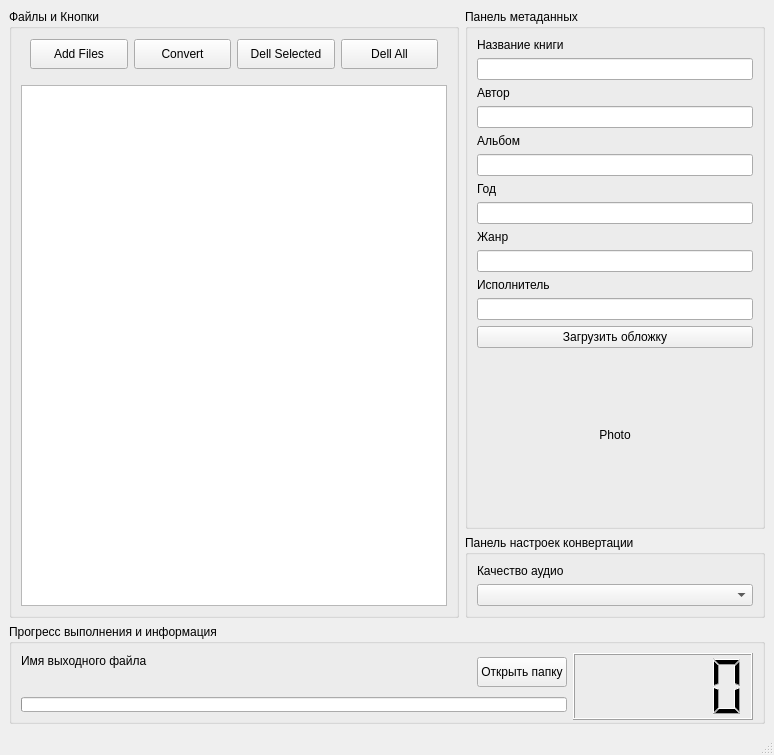
This is gui/gui.ui in Alexploy777/audiobook_maker as Qt 5 draws it before an edit. The edited form follows.
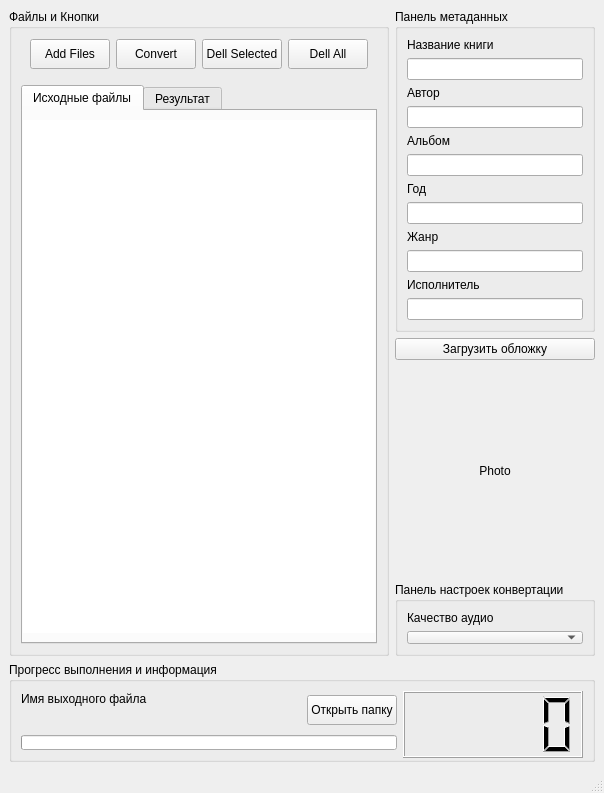
This is the edited form.

Commit message: удалил лишние gui

Patch:
```diff
--- a/gui/gui.ui
+++ b/gui/gui.ui
@@ -6,18 +6,211 @@
    <rect>
     <x>0</x>
     <y>0</y>
-       <width>774</width>
-       <height>755</height>
+       <width>584</width>
+       <height>793</height>
    </rect>
   </property>
   <property name="windowTitle">
    <string>MainWindow</string>
   </property>
   <widget class="QWidget" name="centralwidget">
+      <layout class="QVBoxLayout" name="verticalLayout_12">
+          <item>
+              <layout class="QGridLayout" name="gridLayout_2" columnstretch="6,0">
+                  <item row="4" column="0" colspan="2">
+                      <widget class="QGroupBox" name="ControlPanel">
+                          <property name="minimumSize">
+                              <size>
+                                  <width>0</width>
+                                  <height>100</height>
+                              </size>
+                          </property>
+                          <property name="maximumSize">
+                              <size>
+                                  <width>16777215</width>
+                                  <height>100</height>
+                              </size>
+                          </property>
+                          <property name="title">
+                              <string>Прогресс выполнения и информация</string>
+                          </property>
+                          <layout class="QGridLayout" name="gridLayout_4" columnstretch="5,0,0">
+                              <item row="2" column="0" colspan="2">
+                                  <widget class="QProgressBar" name="progressBar">
+                                      <property name="value">
+                                          <number>0</number>
+                                      </property>
+                                      <property name="textVisible">
+                                          <bool>false</bool>
+                                      </property>
+                                  </widget>
+                              </item>
+                              <item row="0" column="2" rowspan="3">
+                                  <widget class="QLCDNumber" name="lcdNumber">
+                                      <property name="minimumSize">
+                                          <size>
+                                              <width>180</width>
+                                              <height>67</height>
+                                          </size>
+                                      </property>
+                                      <property name="smallDecimalPoint">
+                                          <bool>false</bool>
+                                      </property>
+                                  </widget>
+                              </item>
+                              <item row="1" column="0">
+                                  <widget class="QLabel" name="label_progress_description_2">
+                                      <property name="text">
+                                          <string/>
+                                      </property>
+                                  </widget>
+                              </item>
+                              <item row="0" column="0">
+                                  <widget class="QLabel" name="label_progress_description">
+                                      <property name="text">
+                                          <string>Имя выходного файла</string>
+                                      </property>
+                                  </widget>
+                              </item>
+                              <item row="0" column="1" rowspan="2">
+                                  <widget class="QPushButton" name="pushButton_openDir">
+                                      <property name="minimumSize">
+                                          <size>
+                                              <width>0</width>
+                                              <height>30</height>
+                                          </size>
+                                      </property>
+                                      <property name="text">
+                                          <string>Открыть папку</string>
+           </property>
+          </widget>
+         </item>
+        </layout>
+       </widget>
+      </item>
+      <item row="0" column="1">
+       <widget class="QGroupBox" name="MetadataPanel">
+        <property name="title">
+            <string>Панель метаданных</string>
+        </property>
+           <layout class="QGridLayout" name="gridLayout_11">
+               <item row="0" column="0">
    <layout class="QGridLayout" name="gridLayout_3">
     <item row="0" column="0">
-     <layout class="QGridLayout" name="gridLayout_2" columnstretch="6,4">
-      <item row="0" column="0" rowspan="2">
+            <widget class="QLabel" name="label_book_name">
+             <property name="text">
+              <string>Название книги</string>
+             </property>
+            </widget>
+           </item>
+                       <item row="1" column="0">
+            <widget class="QLineEdit" name="lineEdit_title"/>
+           </item>
+          </layout>
+         </item>
+               <item row="1" column="0">
+                   <layout class="QGridLayout" name="gridLayout_6">
+                       <item row="0" column="0">
+            <widget class="QLabel" name="label_autor_name">
+             <property name="text">
+              <string>Автор</string>
+             </property>
+            </widget>
+           </item>
+                       <item row="1" column="0">
+            <widget class="QLineEdit" name="lineEdit_artist"/>
+           </item>
+          </layout>
+         </item>
+               <item row="2" column="0">
+                   <layout class="QGridLayout" name="gridLayout_7">
+                       <item row="0" column="0">
+            <widget class="QLabel" name="label_album_name">
+             <property name="text">
+              <string>Альбом</string>
+             </property>
+            </widget>
+           </item>
+                       <item row="1" column="0">
+            <widget class="QLineEdit" name="lineEdit_album"/>
+           </item>
+          </layout>
+         </item>
+               <item row="3" column="0">
+                   <layout class="QGridLayout" name="gridLayout_8">
+                       <item row="0" column="0">
+            <widget class="QLabel" name="label_album_name_3">
+             <property name="text">
+              <string>Год</string>
+             </property>
+            </widget>
+           </item>
+                       <item row="1" column="0">
+            <widget class="QLineEdit" name="lineEdit_year"/>
+           </item>
+          </layout>
+         </item>
+               <item row="4" column="0">
+                   <layout class="QGridLayout" name="gridLayout_9">
+                       <item row="0" column="0">
+            <widget class="QLabel" name="label_genre_name">
+             <property name="text">
+              <string>Жанр</string>
+             </property>
+            </widget>
+           </item>
+                       <item row="1" column="0">
+            <widget class="QLineEdit" name="lineEdit_genre"/>
+           </item>
+                   </layout>
+               </item>
+               <item row="5" column="0">
+                   <layout class="QGridLayout" name="gridLayout_10">
+                       <item row="0" column="0">
+                           <widget class="QLabel" name="label_albumartist">
+                               <property name="text">
+                                   <string>Исполнитель</string>
+                               </property>
+                           </widget>
+                       </item>
+                       <item row="1" column="0">
+                           <widget class="QLineEdit" name="lineEdit_albumartist"/>
+                       </item>
+                   </layout>
+               </item>
+           </layout>
+       </widget>
+      </item>
+                  <item row="2" column="1">
+                      <widget class="QGroupBox" name="ConversionSettingsPanel">
+                          <property name="maximumSize">
+                              <size>
+                                  <width>16777215</width>
+                                  <height>74</height>
+                              </size>
+                          </property>
+                          <property name="title">
+                              <string>Панель настроек конвертации</string>
+                          </property>
+                          <layout class="QVBoxLayout" name="verticalLayout_8">
+                              <item>
+                                  <layout class="QVBoxLayout" name="verticalLayout_7">
+                                      <item>
+                                          <widget class="QLabel" name="label_audio_quality">
+                                              <property name="text">
+                                                  <string>Качество аудио</string>
+             </property>
+            </widget>
+           </item>
+                                      <item>
+                                          <widget class="QComboBox" name="comboBox_audio_quality"/>
+                                      </item>
+                                  </layout>
+                              </item>
+                          </layout>
+                      </widget>
+                  </item>
+                  <item row="0" column="0" rowspan="3">
        <widget class="QGroupBox" name="groupBox_files">
         <property name="title">
             <string>Файлы и Кнопки</string>
@@ -94,6 +287,22 @@
              </widget>
          </item>
          <item>
+                                  <widget class="QTabWidget" name="tabWidget">
+                                      <property name="currentIndex">
+                                          <number>0</number>
+                                      </property>
+                                      <widget class="QWidget" name="tab_1">
+                                          <attribute name="title">
+                                              <string>Исходные файлы</string>
+                                          </attribute>
+                                          <layout class="QVBoxLayout" name="verticalLayout_13">
+                                              <property name="leftMargin">
+                                                  <number>0</number>
+                                              </property>
+                                              <property name="rightMargin">
+                                                  <number>0</number>
+                                              </property>
+                                              <item>
              <widget class="QListWidget" name="listWidget">
                  <property name="acceptDrops">
                      <bool>true</bool>
@@ -104,6 +313,9 @@
                  <property name="whatsThis">
                      <string/>
                  </property>
+                                                      <property name="frameShape">
+                                                          <enum>QFrame::NoFrame</enum>
+                                                      </property>
                  <property name="dragDropMode">
                      <enum>QAbstractItemView::DragDrop</enum>
            </property>
@@ -111,105 +323,33 @@
          </item>
         </layout>
        </widget>
-      </item>
-      <item row="0" column="1">
-       <widget class="QGroupBox" name="MetadataPanel">
-        <property name="title">
-            <string>Панель метаданных</string>
-        </property>
-        <layout class="QVBoxLayout" name="verticalLayout_6">
+                                      <widget class="QWidget" name="tab_2">
+                                          <attribute name="title">
+                                              <string>Результат</string>
+                                          </attribute>
+                                          <layout class="QVBoxLayout" name="verticalLayout_9">
          <item>
-          <layout class="QVBoxLayout" name="verticalLayout_2">
-           <item>
-            <widget class="QLabel" name="label_book_name">
-             <property name="text">
-              <string>Название книги</string>
+                                                  <widget class="QTableView" name="tableView">
+                                                      <property name="frameShape">
+                                                          <enum>QFrame::NoFrame</enum>
              </property>
             </widget>
            </item>
-           <item>
-            <widget class="QLineEdit" name="lineEdit_title"/>
-           </item>
-          </layout>
-         </item>
-         <item>
-          <layout class="QVBoxLayout" name="verticalLayout_3">
-           <item>
-            <widget class="QLabel" name="label_autor_name">
-             <property name="text">
-              <string>Автор</string>
-             </property>
-            </widget>
-           </item>
-           <item>
-            <widget class="QLineEdit" name="lineEdit_artist"/>
-           </item>
-          </layout>
-         </item>
-         <item>
-          <layout class="QVBoxLayout" name="verticalLayout_4">
-           <item>
-            <widget class="QLabel" name="label_album_name">
-             <property name="text">
-              <string>Альбом</string>
-             </property>
-            </widget>
-           </item>
-           <item>
-            <widget class="QLineEdit" name="lineEdit_album"/>
-           </item>
-          </layout>
-         </item>
-         <item>
-          <layout class="QVBoxLayout" name="verticalLayout_10">
-           <item>
-            <widget class="QLabel" name="label_album_name_3">
-             <property name="text">
-              <string>Год</string>
-             </property>
-            </widget>
-           </item>
-           <item>
-            <widget class="QLineEdit" name="lineEdit_year"/>
-           </item>
-          </layout>
-         </item>
-         <item>
-          <layout class="QVBoxLayout" name="verticalLayout_5">
-           <item>
-            <widget class="QLabel" name="label_genre_name">
-             <property name="text">
-              <string>Жанр</string>
-             </property>
-            </widget>
-           </item>
-           <item>
-            <widget class="QLineEdit" name="lineEdit_genre"/>
-           </item>
-           <item>
-            <layout class="QVBoxLayout" name="verticalLayout_11">
-             <item>
-              <widget class="QLabel" name="label_albumartist">
-               <property name="text">
-                <string>Исполнитель</string>
-               </property>
-              </widget>
-             </item>
-             <item>
-              <widget class="QLineEdit" name="lineEdit_albumartist"/>
-             </item>
-            </layout>
-           </item>
-          </layout>
-         </item>
-         <item>
+                                          </layout>
+                                      </widget>
+                                  </widget>
+         </item>
+        </layout>
+       </widget>
+      </item>
+      <item row="1" column="1">
           <layout class="QGridLayout" name="gridLayout">
-           <item row="2" column="0">
+              <item row="1" column="0">
             <widget class="QLabel" name="label_cover_of_book">
              <property name="minimumSize">
               <size>
-               <width>150</width>
-               <height>150</height>
+                              <width>200</width>
+                              <height>200</height>
               </size>
              </property>
              <property name="text">
@@ -227,124 +367,7 @@
              </property>
             </widget>
            </item>
-           <item row="3" column="0">
-            <spacer name="verticalSpacer_2">
-             <property name="orientation">
-              <enum>Qt::Vertical</enum>
-             </property>
-             <property name="sizeHint" stdset="0">
-              <size>
-               <width>20</width>
-               <height>40</height>
-              </size>
-             </property>
-            </spacer>
-           </item>
-           <item row="1" column="0">
-            <spacer name="verticalSpacer">
-             <property name="orientation">
-              <enum>Qt::Vertical</enum>
-             </property>
-             <property name="sizeHint" stdset="0">
-              <size>
-               <width>20</width>
-               <height>40</height>
-              </size>
-             </property>
-            </spacer>
-           </item>
           </layout>
-         </item>
-        </layout>
-       </widget>
-      </item>
-      <item row="4" column="0" colspan="2">
-       <widget class="QGroupBox" name="ControlPanel">
-           <property name="minimumSize">
-               <size>
-                   <width>0</width>
-                   <height>100</height>
-               </size>
-           </property>
-        <property name="title">
-            <string>Прогресс выполнения и информация</string>
-        </property>
-           <layout class="QGridLayout" name="gridLayout_4" columnstretch="5,1,2">
-               <item row="0" column="0">
-          <widget class="QLabel" name="label_progress_description">
-           <property name="text">
-            <string>Имя выходного файла</string>
-           </property>
-          </widget>
-         </item>
-               <item row="0" column="1" rowspan="2">
-                   <widget class="QPushButton" name="pushButton_openDir">
-                       <property name="minimumSize">
-                           <size>
-                               <width>0</width>
-                               <height>30</height>
-                           </size>
-           </property>
-                       <property name="text">
-                           <string>Открыть папку</string>
-           </property>
-          </widget>
-         </item>
-               <item row="0" column="2" rowspan="3">
-                   <widget class="QLCDNumber" name="lcdNumber">
-                       <property name="minimumSize">
-                           <size>
-                               <width>180</width>
-                               <height>67</height>
-                           </size>
-                       </property>
-                       <property name="smallDecimalPoint">
-                           <bool>false</bool>
-                       </property>
-                   </widget>
-               </item>
-               <item row="1" column="0">
-                   <widget class="QLabel" name="label_progress_description_2">
-                       <property name="text">
-                           <string/>
-                       </property>
-                   </widget>
-               </item>
-               <item row="2" column="0" colspan="2">
-                   <widget class="QProgressBar" name="progressBar">
-                       <property name="value">
-                           <number>0</number>
-                       </property>
-                       <property name="textVisible">
-                           <bool>false</bool>
-                       </property>
-                   </widget>
-         </item>
-        </layout>
-       </widget>
-      </item>
-      <item row="1" column="1">
-       <widget class="QGroupBox" name="ConversionSettingsPanel">
-        <property name="title">
-         <string>Панель настроек конвертации</string>
-        </property>
-        <layout class="QVBoxLayout" name="verticalLayout_8">
-         <item>
-          <layout class="QVBoxLayout" name="verticalLayout_7">
-           <item>
-            <widget class="QLabel" name="label_audio_quality">
-             <property name="text">
-              <string>Качество аудио</string>
-             </property>
-            </widget>
-           </item>
-           <item>
-            <widget class="QComboBox" name="comboBox_audio_quality"/>
-           </item>
-          </layout>
-         </item>
-        </layout>
-       </widget>
       </item>
      </layout>
     </item>
```
Left out of the diff: 2 changed lines with no effect on the pictures. Lines whose indentation alone changed are shown as unchanged. The commit also changes 4 other files.
